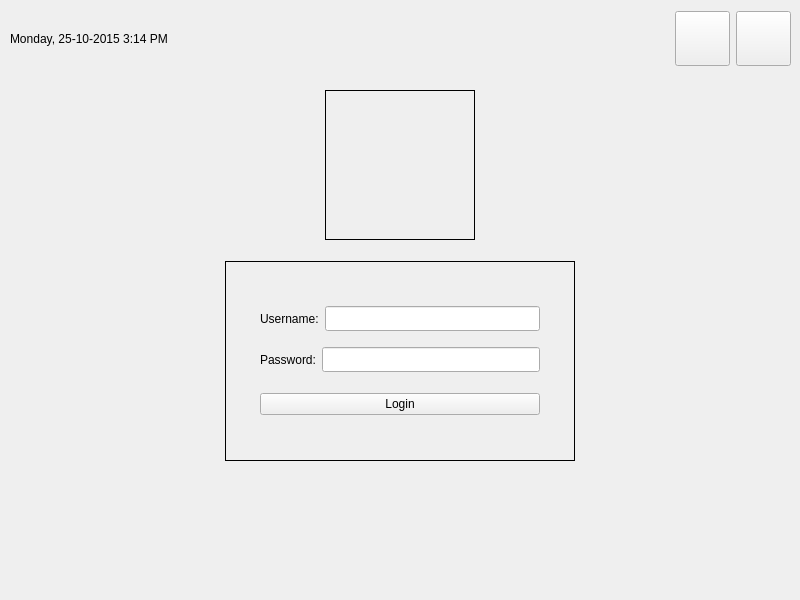
This is lookandfeelcostomization/mainwindow.ui in szkmiyabi/qt_project as Qt 5 draws it before an edit. The edited form follows.
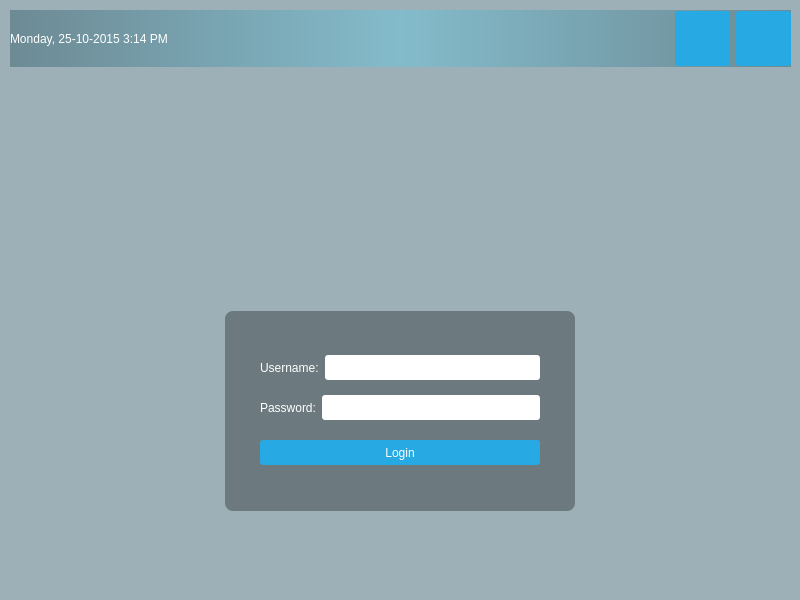
This is the edited form. Icons and pictures are not drawn.

What changed in the file:
```diff
--- a/lookandfeelcostomization/mainwindow.ui
+++ b/lookandfeelcostomization/mainwindow.ui
@@ -13,8 +13,36 @@
   <property name="windowTitle">
    <string>MainWindow</string>
   </property>
+  <property name="styleSheet">
+   <string notr="true">#centralwidget {
+  background: rgba(32, 80, 96, 100);
+  border-image: url(:/images/login_bg.png);
+}
+
+#topPanel {
+  background-color: qlineargradient(spread: reflect, x1: 0.5, y1: 0, x2: 0, y2: 0, stop: 0 rgba(91, 204, 233, 100), stop: 1 rgba(32, 80, 96, 100));
+}
+
+#loginForm {
+  background: rgba(0, 0, 0, 80);
+  border-radius: 8px;
+}
+
+QLabel { color: white; }
+
+QLineEdit { border-radius: 3px; }
+
+QPushButton {
+  color: white;
+  background-color: #27a9e3;
+  border-width: 0px;
+  border-radius: 3px;
+}
+
+QPushButton:hover{ background-color: #66c011; } </string>
+  </property>
   <widget class="QWidget" name="centralwidget">
-   <widget class="QWidget" name="horizontalLayoutWidget">
+   <widget class="QWidget" name="topPanel" native="true">
     <property name="geometry">
      <rect>
       <x>10</x>
@@ -24,6 +52,18 @@
      </rect>
     </property>
     <layout class="QHBoxLayout" name="horizontalLayout">
+     <property name="leftMargin">
+      <number>0</number>
+     </property>
+     <property name="topMargin">
+      <number>0</number>
+     </property>
+     <property name="rightMargin">
+      <number>0</number>
+     </property>
+     <property name="bottomMargin">
+      <number>0</number>
+     </property>
      <item>
       <widget class="QLabel" name="currentDateTime">
        <property name="text">
@@ -61,6 +101,16 @@
        <property name="text">
         <string/>
        </property>
+       <property name="icon">
+        <iconset resource="resources.qrc">
+         <normaloff>:/icons/restart_icon.png</normaloff>:/icons/restart_icon.png</iconset>
+       </property>
+       <property name="iconSize">
+        <size>
+         <width>50</width>
+         <height>50</height>
+        </size>
+       </property>
       </widget>
      </item>
      <item>
@@ -80,6 +130,16 @@
        <property name="text">
         <string/>
        </property>
+       <property name="icon">
+        <iconset resource="resources.qrc">
+         <normaloff>:/icons/shutdown_icon.png</normaloff>:/icons/shutdown_icon.png</iconset>
+       </property>
+       <property name="iconSize">
+        <size>
+         <width>50</width>
+         <height>50</height>
+        </size>
+       </property>
       </widget>
      </item>
     </layout>
@@ -88,12 +148,15 @@
     <property name="geometry">
      <rect>
       <x>10</x>
-      <y>80</y>
+      <y>70</y>
       <width>781</width>
-      <height>171</height>
+      <height>202</height>
      </rect>
     </property>
     <layout class="QHBoxLayout" name="horizontalLayout_2">
+     <property name="sizeConstraint">
+      <enum>QLayout::SetMinimumSize</enum>
+     </property>
      <item>
       <widget class="QLabel" name="logo">
        <property name="sizePolicy">
@@ -104,12 +167,12 @@
        </property>
        <property name="minimumSize">
         <size>
-         <width>150</width>
-         <height>150</height>
+         <width>450</width>
+         <height>200</height>
         </size>
        </property>
        <property name="styleSheet">
-        <string notr="true">border: 1px solid;</string>
+        <string notr="true">border-image: url(:/images/logo.png);</string>
        </property>
       </widget>
      </item>
@@ -119,7 +182,7 @@
     <property name="geometry">
      <rect>
       <x>10</x>
-      <y>260</y>
+      <y>310</y>
       <width>781</width>
       <height>202</height>
      </rect>
@@ -140,9 +203,7 @@
         </size>
        </property>
        <property name="styleSheet">
-        <string notr="true">#loginForm {
-  border: 1px solid;
-}</string>
+        <string notr="true"/>
        </property>
        <layout class="QVBoxLayout" name="verticalLayout">
         <property name="leftMargin">
@@ -241,6 +302,12 @@
         </item>
         <item>
          <widget class="QPushButton" name="loginButton">
+          <property name="minimumSize">
+           <size>
+            <width>0</width>
+            <height>25</height>
+           </size>
+          </property>
           <property name="text">
            <string>Login</string>
           </property>
```
Left out of the diff: 4 changed lines with no effect on the pictures.
